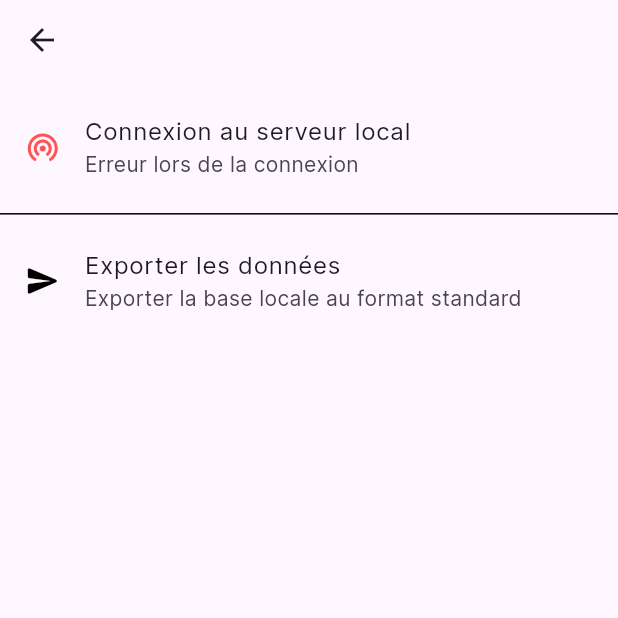
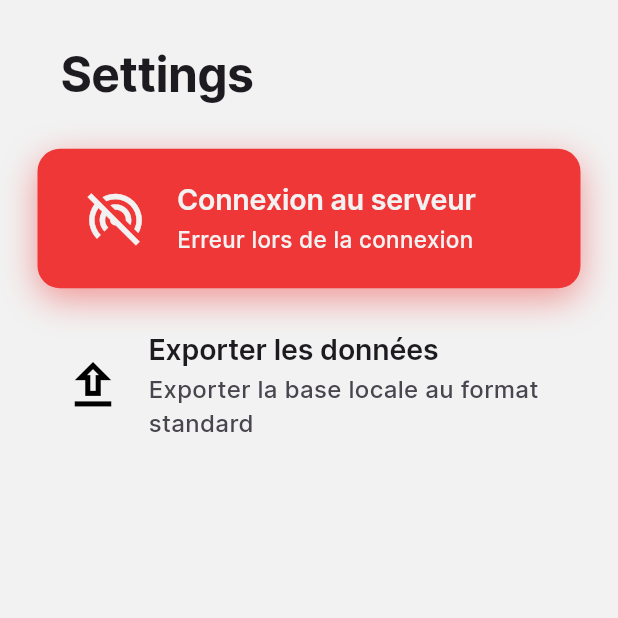
Before and after one commit to MDL-Jules-Verne/balapp, a Flutter app: the Settings screen opened directly, on a phone screen of 412 x 824 dp, the top half of it. Run offline on Flutter 3.47's test engine with Material 2 defaults, Android fonts, the phone set to English and light mode, and no system bars; our stand-ins replace figma_squircle, responsive_sizer, share_plus, shared_preferences; missing offline and left inert: mobile_scanner, pixel_perfect; accounts and stored records are empty.

Commit message:
added settings page & bottom app bar

```diff
--- a/lib/consts.dart
+++ b/lib/consts.dart
@@ -10,6 +10,9 @@ const Color kWhite = Color(0xFFF2F2F2);
 
 const int kCodesLength = 4;
 const TextStyle h3 = TextStyle(fontSize: 24, fontWeight: FontWeight.bold);
+const TextStyle h2 = TextStyle(fontSize: 32, fontWeight: FontWeight.bold, letterSpacing: -.4);
+const TextStyle bodyTitle = TextStyle(fontSize: 19, fontWeight: FontWeight.w600,letterSpacing: -.1 );
+const TextStyle body = TextStyle(fontSize: 16, fontWeight: FontWeight.w500,  );
 
 const Map<String, String> postHeaders = {
   "content-type": "application/json",
--- a/lib/screens/settings.dart
+++ b/lib/screens/settings.dart
@@ -1,12 +1,8 @@
-import 'dart:convert';
-import 'dart:io';
-
 import 'package:balapp/consts.dart';
-import 'package:balapp/utils/call_apis.dart';
 import 'package:balapp/utils/database_holder.dart';
-import 'package:balapp/widgets/dialogs/confirm_dialog.dart';
 import 'package:balapp/widgets/dialogs/connect_dialog.dart';
 import 'package:balapp/widgets/horizontal_line.dart';
+import 'package:figma_squircle/figma_squircle.dart';
 import 'package:flutter/material.dart';
 import 'package:http/http.dart';
 import 'package:provider/provider.dart';
@@ -19,51 +15,113 @@ class Settings extends StatelessWidget {
   @override
   Widget build(BuildContext context) {
     return Scaffold(
-      appBar: PreferredSize(
-        preferredSize: Size(100.w, 6.5.h),
-        child: AppBar(),
+      backgroundColor: kWhite,
+      body: SafeArea(
+        child: Padding(
+          padding: const EdgeInsets.fromLTRB(25, 26, 25, 0),
+          child: Column(
+            crossAxisAlignment: CrossAxisAlignment.start,
+            children: [
+              const Padding(
+                padding: EdgeInsets.only(left: 15.5),
+                child: Text(
+                  "Settings",
+                  style: h2,
                 ),
-      body: ListView(
+              ),
+              SizedBox(height: 3.3.h),
+              Consumer<DatabaseHolder>(builder: (context, db, _) {
+                  return GestureDetector(
+                    onTap: () async {
+                      List? wsData = await showConnectDialog(context, true);
+                      if(wsData == null) return;
+                      db.resetDb(wsData[2], wsData[0], );
+                    },
+                    child: Row(
                       children: [
-          StatefulBuilder(builder: (context, setState) {
-            return Consumer<DatabaseHolder>(
-              builder: (context, db, _) {
-                return ListTile(
-                  onTap: () async {
-                    await showConnectDialog(context, true);
-                    setState(() {});
-                  },
-                  contentPadding: EdgeInsets.fromLTRB(4.w, 1.h, 3.w, 1.h),
-                  iconColor: Colors.black,
-                  leading: Icon(Icons.wifi_tethering,
-                      color: db.isWebsocketOpen
-                          ? Colors.lightGreen
-                          : db.isWebsocketOpen == false
-                          ? Colors.redAccent
-                          : null),
-                  title: const Text("Connexion au serveur local"),
-                  subtitle: Text(db.isWebsocketOpen == true
-                      ? "Connexion établie"
-                      : db.isWebsocketOpen == false
-                      ? "Erreur lors de la connexion"
-                      : "Vérification..."),
-                );
-              }
+                        Flexible(
+                          fit: FlexFit.loose,
+                          flex: 1,
+                          child: Container(
+                            padding: const EdgeInsets.fromLTRB(31, 21, 10, 22),
+                            decoration: ShapeDecoration(
+                              shadows: [
+                                BoxShadow(
+                                  offset: const Offset(0,7),
+                                  color: db.isWebsocketOpen ? kGreenLight.withOpacity(.60) : kRed.withOpacity(.5),
+                                  blurRadius: 20
+                                )
+                              ],
+                              color: db.isWebsocketOpen ? kGreen : kRed,
+                              shape: SmoothRectangleBorder(
+                                borderRadius: SmoothBorderRadius(
+                                  cornerRadius: 15,
+                                  cornerSmoothing: 1,
+                                ),
+                              ),
+                            ),
+                            child: Row(
+                              children: [
+                                Icon(
+                                  db.isWebsocketOpen ? Icons.wifi_tethering : Icons.wifi_tethering_off,
+                                  size: 42,
+                                  color: db.isWebsocketOpen ? kBlack : kWhite,
+                                  // color: db.isWebsocketOpen ? kBlack : kWhite,
+                                ),
+                                const SizedBox(width: 20,),
+                                Column(
+                                    mainAxisSize: MainAxisSize.min,
+                                    crossAxisAlignment: CrossAxisAlignment.start,
+                                    mainAxisAlignment: MainAxisAlignment.center,
+                                    children: [
+                                      Text(
+                                        "Connexion au serveur",
+                                        style: bodyTitle.apply(
+                                          color: db.isWebsocketOpen ? kBlack : kWhite,
+                                        ),
+                                      ),
+                                      const SizedBox(height: 1, ),
+                                      const SizedBox(height: 1, ),
+                                      Text(
+                                        db.isWebsocketOpen ? "Connecté" :"Erreur lors de la connexion",
+                                        style: TextStyle(
+                                          fontSize: 15,
+                                          fontWeight: FontWeight.w500,
+                                          color: db.isWebsocketOpen ? kBlack : kWhite,
+                                        ),
+                                      ),
+                                    ],
+                                  ),
+                              ],
+                            ),
+                          ),
+                        ),
+                      ],
+                    ),
                   );
                 }),
-          const HorizontalLine(),
+              // const HorizontalLine(),
+              const SizedBox(height: 19,),
               ListTile(
+                shape: SmoothRectangleBorder(
+                  borderRadius: SmoothBorderRadius(
+                    cornerRadius: 15,
+                    cornerSmoothing: 1,
+                  ),
+                ),
                 onTap: () async {
-
-              Share.shareXFiles([XFile("${context.read<DatabaseHolder>().dbPath}/db.json", name: "database.json")]);
+                  DatabaseHolder db = context.read<DatabaseHolder>();
+                  await db.writeAllToDisk();
+                  await Share.shareXFiles([XFile("${db.dbPath}/db.json", name: "db.json")]);
                 },
-            contentPadding: EdgeInsets.fromLTRB(4.w, 1.h, 3.w, 1.h),
+                // contentPadding: EdgeInsets.fromLTRB(4.w, 1.h, 3.w, 1.h),
                 iconColor: Colors.black,
                 leading: const Icon(
-              Icons.send_rounded,
+                  Icons.upload_outlined,
+                  size: 42,
                 ),
-            title: const Text("Exporter les données"),
-            subtitle: const Text("Exporter la base locale au format standard"),
+                title: const Text("Exporter les données", style: bodyTitle,),
+                subtitle: const Text("Exporter la base locale au format standard", style: body),
               ),
               /*const HorizontalLine(),
               ListTile(
@@ -118,6 +176,8 @@ class Settings extends StatelessWidget {
               )*/
             ],
           ),
+        ),
+      ),
     );
   }
 }
--- a/lib/widgets/custom_icons_menu.dart
+++ b/lib/widgets/custom_icons_menu.dart
@@ -67,7 +67,7 @@ class CustomIconsMenu extends StatelessWidget {
                                   setLightState(true);
                                 }
                               });
-                        })
+                        }),
                   ],
                 ),
               ),
--- a/lib/widgets/scan_history.dart
+++ b/lib/widgets/scan_history.dart
@@ -14,7 +14,7 @@ class ScanHistory extends StatelessWidget {
         crossAxisAlignment: CrossAxisAlignment.start,
         children: [
           const Text("Scan history", style: TextStyle(fontWeight: FontWeight.bold, fontSize: 24),),
-          SizedBox(height: 20),
+          const SizedBox(height: 20),
           SizedBox(
             height: 22.h,
             child: tickets.isNotEmpty ? ListView.separated(
```
Also changed, not shown: lib/main.dart (+4 -3 lines), lib/screens/home.dart (added, +102 -0 lines), lib/screens/scanner_new.dart (+4 -15 lines), lib/utils/database_holder.dart (+15 -23 lines), lib/widgets/custom_icon_button.dart (+16 -6 lines), assets/settings.png (added). Lines whose indentation alone changed are shown as unchanged.
